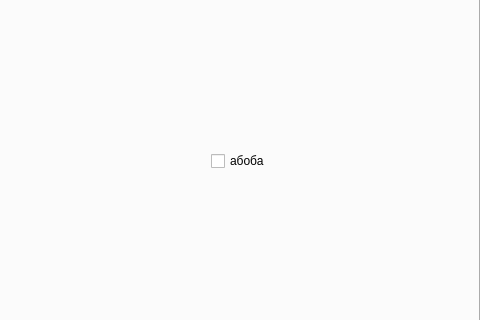
Above: heroes_manager.ui from Kapusta-fairy/App-HeroesManager before the change; both pictures show x 320 to 800 and y 250 to 570 of the 800 by 800 pixel window. Below: the same form after it.
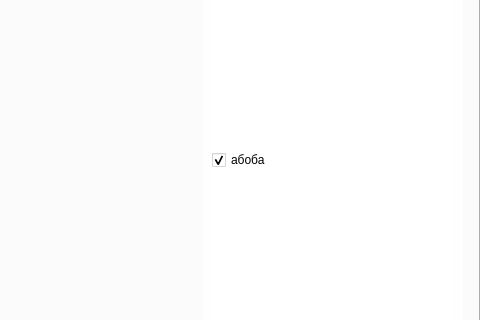
That is the form after the change. Icons and pictures are not drawn.

The edit to the form file:
```diff
--- a/heroes_manager.ui
+++ b/heroes_manager.ui
@@ -91,15 +91,27 @@
      <attribute name="title">
       <string>Моды</string>
      </attribute>
-     <widget class="QWidget" name="verticalLayoutWidget">
+     <widget class="QWidget" name="mods_widget" native="true">
       <property name="geometry">
        <rect>
-        <x>529</x>
-        <y>10</y>
+        <x>520</x>
+        <y>9</y>
         <width>261</width>
         <height>751</height>
        </rect>
       </property>
+      <property name="styleSheet">
+       <string notr="true">background-color: rgba(255, 255, 255, 190);</string>
+      </property>
+      <widget class="QWidget" name="verticalLayoutWidget">
+       <property name="geometry">
+        <rect>
+         <x>10</x>
+         <y>10</y>
+         <width>241</width>
+         <height>731</height>
+        </rect>
+       </property>
       <layout class="QVBoxLayout" name="mods_layout">
        <property name="sizeConstraint">
         <enum>QLayout::SetDefaultConstraint</enum>
@@ -109,9 +121,16 @@
          <property name="text">
           <string>абоба</string>
          </property>
+          <property name="checkable">
+           <bool>true</bool>
+          </property>
+          <property name="checked">
+           <bool>true</bool>
+          </property>
         </widget>
        </item>
       </layout>
+      </widget>
      </widget>
     </widget>
     <widget class="QWidget" name="tab_maps">
```
Lines whose indentation alone changed are shown as unchanged.
